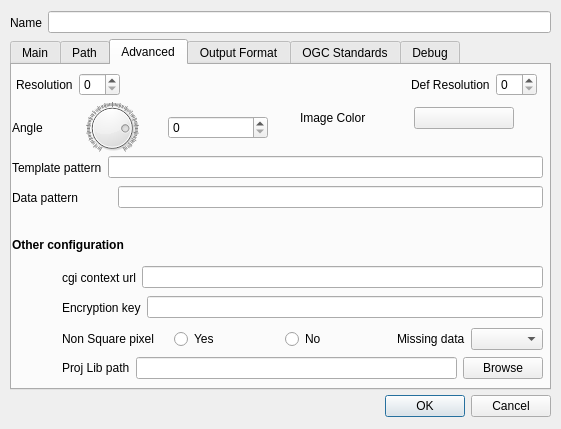
This is ui/mapSetting.ui in guardeivid/MapfileEditor as Qt 5 draws it before an edit. The edited form follows.
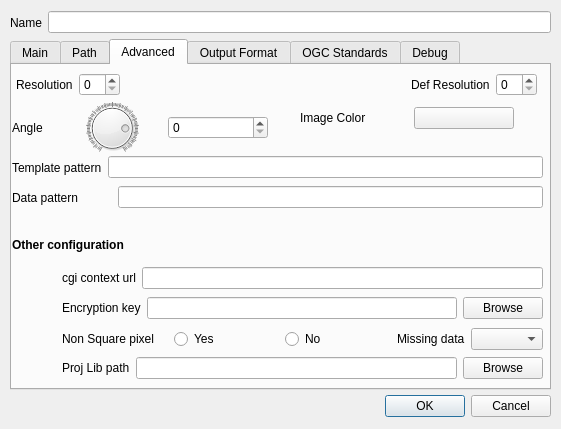
This is the edited form. The open tabs and pages were chosen to show the change. Icons and pictures are not drawn. Custom widgets are drawn as their Qt base class.

Commit message: add advanded configuration support

```diff
--- a/ui/mapSetting.ui
+++ b/ui/mapSetting.ui
@@ -925,7 +925,7 @@
        <x>50</x>
        <y>200</y>
        <width>481</width>
-       <height>25</height>
+       <height>26</height>
       </rect>
      </property>
      <layout class="QHBoxLayout" name="horizontalLayout_15">
@@ -947,7 +947,7 @@
        <x>50</x>
        <y>230</y>
        <width>481</width>
-       <height>25</height>
+       <height>26</height>
       </rect>
      </property>
      <layout class="QHBoxLayout" name="horizontalLayout_16">
@@ -961,6 +961,13 @@
       <item>
        <widget class="QLineEdit" name="mf_map_config_encryption"/>
       </item>
+      <item>
+       <widget class="QPushButton" name="mf_map_config_encryption_browse">
+        <property name="text">
+         <string>Browse</string>
+        </property>
+       </widget>
+      </item>
      </layout>
     </widget>
     <widget class="QWidget" name="layoutWidget">
```
Left out of the diff: 8 changed lines with no effect on the pictures. The commit also changes 2 other files.
